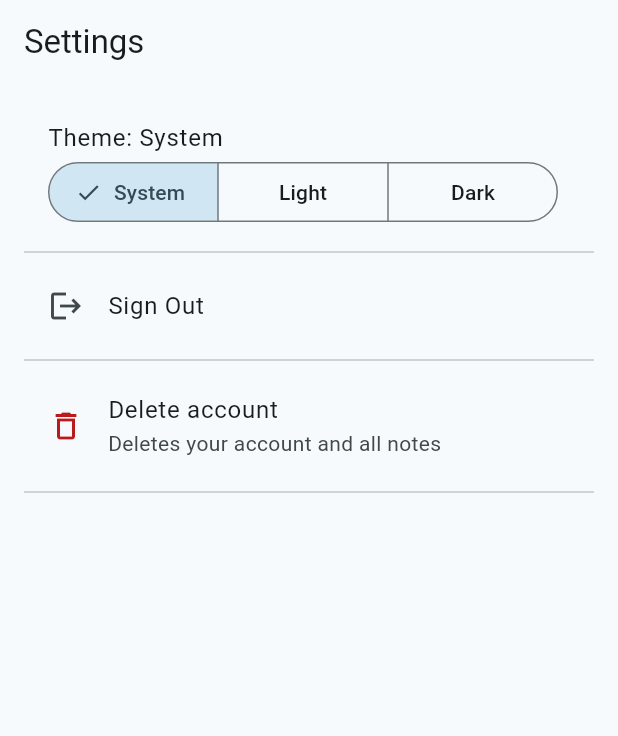
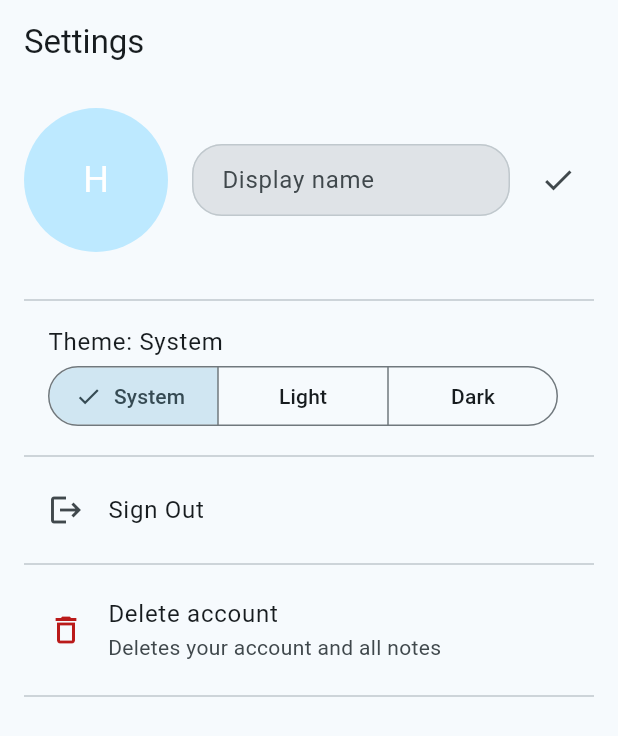
Before and after one commit to Chethana-BL/havenote, a Flutter app: the SettingsScreen screen opened by its route, on a phone screen of 412 x 824 dp. Shown: the top 736 px of the screen. Run offline on Flutter 3.47's test engine with Material 3 defaults, Android fonts, the phone set to English and light mode, and no system bars; our stand-ins replace firebase_auth, firebase_core, flutter_riverpod, go_router, shared_preferences; accounts and stored records are empty; generated files the repository leaves out were written again.

Commit message:
feat(settings): add editable profile name & refactor settings screen into widgets
- Add ProfileNameTile (avatar initial + display name field + Save)
- Refactor Settings into smaller widgets: ProfileNameTile, ThemeModeTile & AccountActions.

```diff
--- a/lib/domain/auth/i_auth_repository.dart
+++ b/lib/domain/auth/i_auth_repository.dart
@@ -35,4 +35,7 @@ abstract class IAuthRepository {
 
   /// Signs out the current user.
   Future<void> signOut();
+
+  /// Updates the display name of the current user.
+  Future<void> updateDisplayName(String displayName);
 }
--- a/lib/features/settings/presentation/settings_screen.dart
+++ b/lib/features/settings/presentation/settings_screen.dart
@@ -1,111 +1,29 @@
-import 'package:firebase_auth/firebase_auth.dart';
 import 'package:flutter/material.dart';
-import 'package:flutter_riverpod/flutter_riverpod.dart';
-import 'package:go_router/go_router.dart';
-import 'package:havenote/app/constants/app_icons.dart';
 import 'package:havenote/app/constants/app_sizes.dart';
-import 'package:havenote/app/router/routes.dart';
-import 'package:havenote/app/utils/dialogs.dart';
-import 'package:havenote/core/logger.dart';
-import 'package:havenote/features/auth/state/auth_providers.dart';
-import 'package:havenote/features/auth/utils/auth_error_mapper.dart';
+import 'package:havenote/features/settings/presentation/widgets/account_actions.dart';
+import 'package:havenote/features/settings/presentation/widgets/profile_name_tile.dart';
 import 'package:havenote/features/settings/presentation/widgets/theme_mode_tile.dart';
 import 'package:havenote/l10n/app_localizations.dart';
 
-class SettingsScreen extends ConsumerStatefulWidget {
+class SettingsScreen extends StatelessWidget {
   const SettingsScreen({super.key});
-  @override
-  ConsumerState<SettingsScreen> createState() => _SettingsScreenState();
-}
-
-class _SettingsScreenState extends ConsumerState<SettingsScreen> {
-  Future<void> _confirmSignOut() async {
-    final t = S.of(context);
-
-    final ok = await showConfirm(
-      context,
-      title: t.actionLogout,
-      message: t.settingsSignOutConfirmBody,
-      confirmText: t.actionLogout,
-      confirmIcon: AppIcons.logout,
-    );
-    if (ok != true) return;
-
-    Log.i('Settings: sign-out confirmed');
-    await ref.read(authRepositoryProvider).signOut();
-  }
-
-  Future<void> _onDeleteAccountPressed() async {
-    final ctx = context;
-    final t = S.of(ctx);
-
-    // Confirm delete
-    final confirmed = await showConfirm(
-      ctx,
-      title: t.settingsDeleteConfirmTitle,
-      message: t.settingsDeleteConfirmBody,
-      confirmText: t.actionDelete,
-      confirmIcon: AppIcons.deleteFilled,
-    );
-    if (confirmed != true) return;
-
-    if (!ctx.mounted) return;
-
-    // Always reauth first
-    final ok = await ctx.push<bool>(AppRoute.reauth()) ?? false;
-    if (!ok) return;
-
-    // Then delete
-    try {
-      await ref.read(authRepositoryProvider).deleteAccount();
-      Log.i('Settings: account deleted');
-      if (!ctx.mounted) return;
-      await showAlert(
-        ctx,
-        title: t.settingsDeleteAccount,
-        message: t.settingsDeleteSuccess,
-      );
-      // Router guards will route to /auth after sign-out state
-    } on FirebaseAuthException catch (e) {
-      if (!ctx.mounted) return;
-      Log.w('Settings: delete failed', e);
-      await showAlert(ctx, title: t.errorGeneric, message: mapAuthError(e, t));
-    } catch (e, st) {
-      if (!ctx.mounted) return;
-      Log.w('Settings: unexpected delete error', e, st);
-      await showAlert(ctx, title: t.errorGeneric, message: t.errorGeneric);
-    }
-  }
 
   @override
   Widget build(BuildContext context) {
     final t = S.of(context);
-    final cs = Theme.of(context).colorScheme;
 
     return Scaffold(
       appBar: AppBar(title: Text(t.settingsTitle)),
       body: ListView(
         padding: const EdgeInsets.all(AppSizes.padding),
-        children: [
-          // Theme Mode
-          const ThemeModeTile(),
-          const Divider(),
-          // Sign out (with confirmation)
-          ListTile(
-            leading: const Icon(AppIcons.logout),
-            title: Text(t.actionLogout),
-            onTap: _confirmSignOut,
-          ),
-          const Divider(),
-
-          // Delete account (with confirmation)
-          ListTile(
-            leading: Icon(AppIcons.delete, color: cs.error),
-            title: Text(t.settingsDeleteAccount),
-            subtitle: Text(t.settingsDeleteAccountSubtitle),
-            onTap: _onDeleteAccountPressed,
-          ),
-          const Divider(),
+        children: const [
+          ProfileNameTile(),
+          SizedBox(height: AppSizes.spaceLG),
+          Divider(),
+          ThemeModeTile(),
+          Divider(),
+          AccountActions(),
+          Divider(),
         ],
       ),
     );
--- /dev/null
+++ b/lib/features/settings/presentation/widgets/profile_name_tile.dart
@@ -0,0 +1,121 @@
+import 'package:firebase_auth/firebase_auth.dart';
+import 'package:flutter/material.dart';
+import 'package:flutter_riverpod/flutter_riverpod.dart';
+import 'package:havenote/app/constants/app_icons.dart';
+import 'package:havenote/app/constants/app_sizes.dart';
+import 'package:havenote/app/utils/dialogs.dart';
+import 'package:havenote/core/logger.dart';
+import 'package:havenote/features/auth/state/auth_providers.dart';
+import 'package:havenote/features/auth/utils/auth_error_mapper.dart';
+import 'package:havenote/l10n/app_localizations.dart';
+
+class ProfileNameTile extends ConsumerStatefulWidget {
+  const ProfileNameTile({super.key});
+
+  @override
+  ConsumerState<ProfileNameTile> createState() => _ProfileNameTileState();
+}
+
+class _ProfileNameTileState extends ConsumerState<ProfileNameTile> {
+  final _displayNameCtrl = TextEditingController();
+  bool _isSavingName = false;
+
+  @override
+  void initState() {
+    super.initState();
+    final user = ref.read(currentUserProvider);
+    _displayNameCtrl.text = user?.displayName ?? '';
+  }
+
+  @override
+  void dispose() {
+    _displayNameCtrl.dispose();
+    super.dispose();
+  }
+
+  String _initialFrom(User? u) {
+    final dn = (u?.displayName ?? '').trim();
+    if (dn.isNotEmpty) return dn.characters.first.toUpperCase();
+    final em = (u?.email ?? '').trim();
+    if (em.isNotEmpty) return em.characters.first.toUpperCase();
+    return 'H';
+  }
+
+  Future<void> _save(User? user) async {
+    final t = S.of(context);
+    final newName = _displayNameCtrl.text.trim();
+    final current = (user?.displayName ?? '').trim();
+
+    if (newName == current) {
+      Log.i('Settings: displayName unchanged');
+      return;
+    }
+
+    setState(() => _isSavingName = true);
+    try {
+      await ref.read(authRepositoryProvider).updateDisplayName(newName);
+      if (!mounted) return;
+      ScaffoldMessenger.of(
+        context,
+      ).showSnackBar(SnackBar(content: Text(t.actionSaved)));
+    } on FirebaseAuthException catch (e, st) {
+      Log.w('Settings: displayName save failed', e, st);
+      if (!mounted) return;
+      await showAlert(
+        context,
+        title: t.errorGeneric,
+        message: mapAuthError(e, t),
+      );
+    } catch (e, st) {
+      Log.w('Settings: unexpected displayName save error', e, st);
+      if (!mounted) return;
+      await showAlert(context, title: t.errorGeneric, message: t.errorGeneric);
+    } finally {
+      if (mounted) setState(() => _isSavingName = false);
+    }
+  }
+
+  @override
+  Widget build(BuildContext context) {
+    final t = S.of(context);
+    final user = ref.watch(currentUserProvider);
+
+    return Row(
+      children: [
+        CircleAvatar(
+          radius: AppSizes.iconXL,
+          child: Text(
+            _initialFrom(user),
+            style: Theme.of(
+              context,
+            ).textTheme.headlineSmall?.copyWith(color: Colors.white),
+          ),
+        ),
+        const SizedBox(width: AppSizes.space),
+        Expanded(
+          child: TextField(
+            controller: _displayNameCtrl,
+            decoration: InputDecoration(labelText: t.settingsDisplayName),
+            textInputAction: TextInputAction.done,
+            textCapitalization: TextCapitalization.words,
+            autofillHints: const [AutofillHints.name],
+            onSubmitted: (_) => _save(user),
+          ),
+        ),
+        const SizedBox(width: AppSizes.spaceSM),
+        IconButton(
+          tooltip: t.actionSave,
+          onPressed: _isSavingName ? null : () => _save(user),
+          icon:
+              _isSavingName
+                  ? const SizedBox(
+                    width: AppSizes.iconSM,
+                    height: AppSizes.iconSM,
+                    child: CircularProgressIndicator(strokeWidth: 2),
+                  )
+                  : const Icon(AppIcons.check),
+        ),
+      ],
+    );
+  }
+}
```
Also changed, not shown: lib/data/auth/firebase_auth_repository.dart (+8 -0 lines), lib/features/settings/presentation/widgets/account_actions.dart (added, +98 -0 lines).
